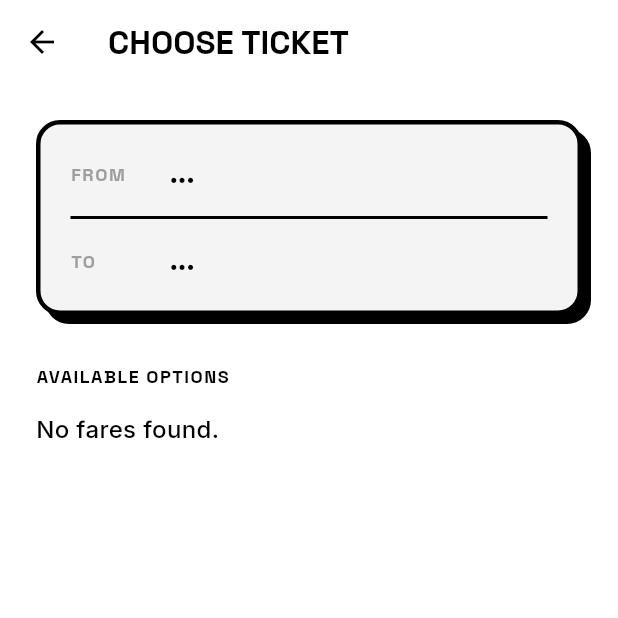
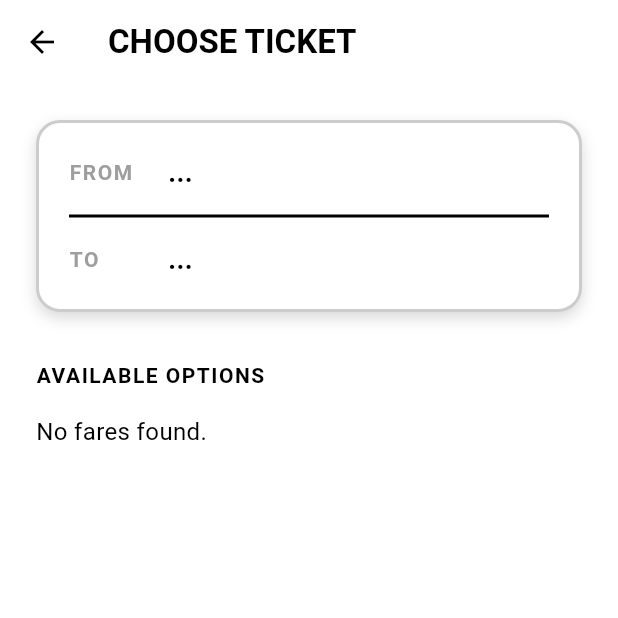
Before and after one commit to pandatern/makco, a Flutter app: the BookingScreen screen opened directly, on a phone screen of 412 x 824 dp, the top half of it. Run offline on Flutter 3.47's test engine with Material 3 defaults, Android fonts, the phone set to English and light mode, and no system bars; our stand-ins replace qr_flutter, shared_preferences, webview_flutter; accounts and stored records are empty.

Commit message:
fix: Revert Flutter UI theme to match Kotlin monochrome style exactly

```diff
--- a/frontend_flutter/lib/theme/brutalist_style.dart
+++ b/frontend_flutter/lib/theme/brutalist_style.dart
@@ -1,20 +1,21 @@
 import 'package:flutter/material.dart';
-import 'package:google_fonts/google_fonts.dart';
 
+// Replacing vibrant brutalist with Kotlin's pure monochrome neo-brutalist theme
 class BrutalistColors {
   static const Color white = Color(0xFFFFFFFF);
   static const Color black = Color(0xFF000000);
-  static const Color gray = Color(0xFFF4F4F4);
-  static const Color darkGray = Color(0xFF404040);
-  static const Color primary = Color(0xFF0055AA); // CMRL Blue
-  static const Color accent = Color(0xFFB0D91E); // Lime Green for contrast
-  static const Color error = Color(0xFFFF4040);
+
+  static const Color gray = Color(0xFFFFFFFF); // Backgrounds are usually white
+  static const Color darkGray = Color(0xFF333333);
+
+  static const Color primary = Color(0xFF000000); // Action is black in light theme
+  static const Color accent = Color(0xFF000000); // Action is black
+  static const Color error = Color(0xFF000000); // Kotlin theme had error = t1 (which is black)
 }
 
 class BrutalistStyle {
-  static const double borderWeight = 3.0;
+  static const double borderWeight = 2.0; // Kotlin used 2.dp or 3.dp
   static const double borderRadius = 16.0;
-  static const Offset shadowOffset = Offset(6, 6);
 
   static BoxDecoration containerDecoration({
     Color color = BrutalistColors.white,
@@ -23,49 +24,54 @@ class BrutalistStyle {
   }) {
     return BoxDecoration(
       color: color,
-      border: Border.all(color: BrutalistColors.black, width: borderWeight),
+      border: Border.all(color: color == BrutalistColors.black ? BrutalistColors.black : const Color(0xFFCCCCCC), width: borderWeight),
       borderRadius: BorderRadius.circular(radius),
       boxShadow: hasShadow
           ? [
-              const BoxShadow(
-                color: BrutalistColors.black,
-                offset: shadowOffset,
-                blurRadius: 0,
+              BoxShadow(
+                color: Colors.black.withOpacity(0.15),
+                offset: const Offset(0, 4), // Soft elevation shadow, not hard offset
+                blurRadius: 8,
               )
             ]
           : [],
     );
   }
 
+  // Pure monochrome SansSerif (Roboto is default SansSerif in Flutter)
   static TextStyle heading({Color color = BrutalistColors.black}) {
-    return GoogleFonts.spaceGrotesk(
+    return TextStyle(
+      fontFamily: 'Roboto',
       fontSize: 32,
       fontWeight: FontWeight.w900,
       color: color,
-      letterSpacing: -1,
+      letterSpacing: 1,
     );
   }
 
   static TextStyle title({Color color = BrutalistColors.black}) {
-    return GoogleFonts.spaceGrotesk(
+    return TextStyle(
+      fontFamily: 'Roboto',
       fontSize: 22,
-      fontWeight: FontWeight.w800,
+      fontWeight: FontWeight.bold,
       color: color,
     );
   }
 
   static TextStyle body({Color color = BrutalistColors.black, bool bold = false}) {
-    return GoogleFonts.inter(
+    return TextStyle(
+      fontFamily: 'Roboto',
       fontSize: 16,
-      fontWeight: bold ? FontWeight.w700 : FontWeight.w500,
+      fontWeight: bold ? FontWeight.bold : FontWeight.normal,
       color: color,
     );
   }
 
   static TextStyle label({Color color = BrutalistColors.black}) {
-    return GoogleFonts.spaceGrotesk(
-      fontSize: 12,
-      fontWeight: FontWeight.w700,
+    return TextStyle(
+      fontFamily: 'Roboto',
+      fontSize: 14,
+      fontWeight: FontWeight.bold,
       color: color,
       letterSpacing: 1,
     );
--- a/frontend_flutter/lib/widgets/brutalist_button.dart
+++ b/frontend_flutter/lib/widgets/brutalist_button.dart
@@ -37,7 +37,6 @@ class _BrutalistButtonState extends State<BrutalistButton> {
         duration: const Duration(milliseconds: 100),
         width: widget.width ?? double.infinity,
         height: 60,
-        transform: _isPressed ? Matrix4.translationValues(3, 3, 0) : Matrix4.identity(),
         decoration: BrutalistStyle.containerDecoration(
           color: isEnabled ? widget.color : BrutalistColors.gray,
           hasShadow: !_isPressed && isEnabled,
```
